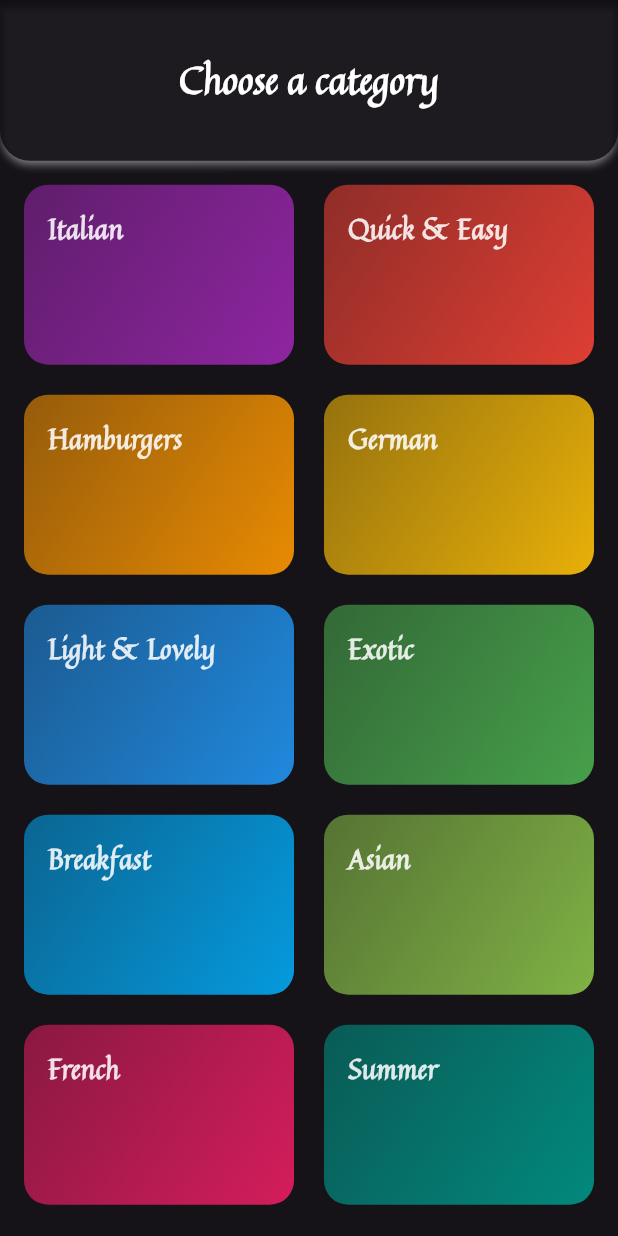
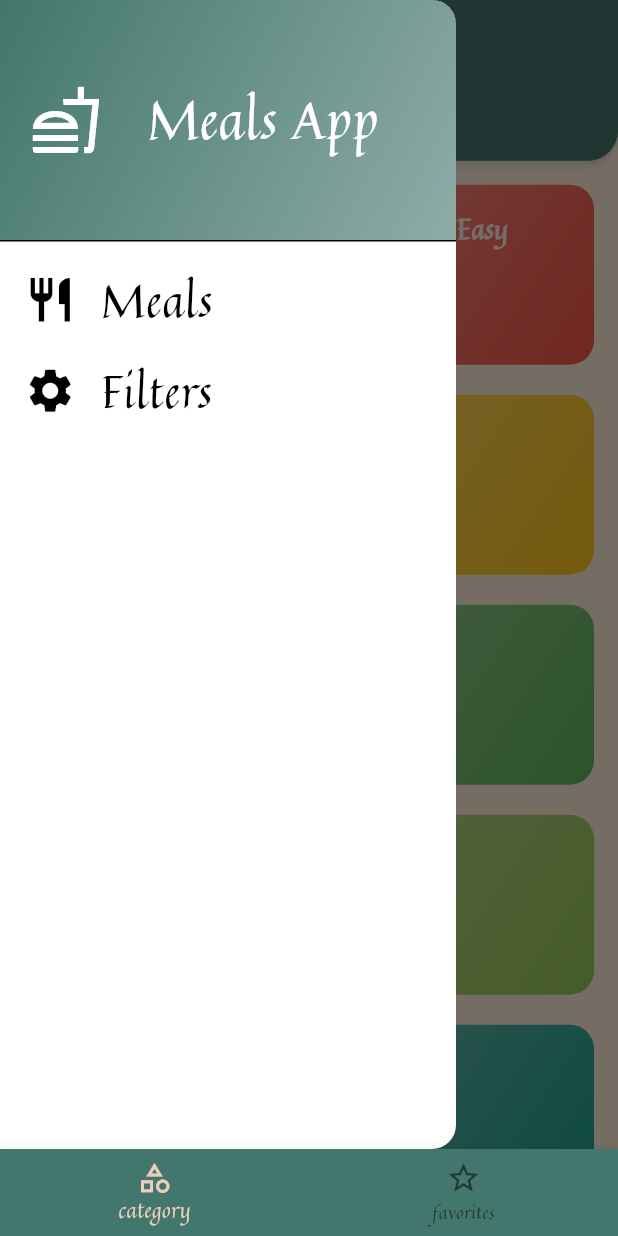
Before and after one commit to aliarfeen/meals_app, a Flutter app: the screen it shows after launch, with the side drawer open (before the commit the screen has no drawer), on a phone screen of 412 x 824 dp. Run offline on Flutter 3.47's test engine with Material 3 defaults, Android fonts, the phone set to English and light mode, and no system bars; our stand-ins replace flutter_riverpod, riverpod, transparent_image.

Commit message:
Changes to be committed: 	modified:   android/build.gradle 	modified:   android/gradle/wrapper/gradle-wrapper.properties 	modified:   android/settings.gradle 	new file:   lib/data/consts.dart 	modified:   lib/main.dart 	new file:   lib/providers/favorite_provider.dart 	new file:   lib/providers/meals_provider.dart 	modified:   lib/screens/category_screen.dart 	new file:   lib/screens/filtters_screen.dart 	modified:   lib/screens/meal_details_screen.dart 	new file:   lib/screens/tabs_screen.dart 	new file:   lib/widgets/main_drawer.dart 	modified:   lib/widgets/meal_item.dart 	modified:   lib/widgets/meal_item_trait.dart 	new file:   lib/widgets/rounded_appbar.dart 	modified:   pubspec.lock 	modified:   pubspec.yaml

```diff
--- /dev/null
+++ b/lib/data/consts.dart
@@ -0,0 +1,7 @@
+import 'package:flutter/material.dart';
+
+class AppColors {
+  static const Color bgColor = Color(0xFFFFEDDB);
+  static const Color secondaryColor = Color(0xFFEDCDBB);
+  static const Color hColor = Color(0xFF43766C);
+}
--- a/lib/main.dart
+++ b/lib/main.dart
@@ -1,8 +1,11 @@
 import 'package:flutter/material.dart';
+import 'package:meals_app/data/consts.dart';
 import 'package:meals_app/screens/category_screen.dart';
+import 'package:flutter_riverpod/flutter_riverpod.dart';
+import 'package:meals_app/screens/tabs_screen.dart';
 
 void main() {
-  runApp(const MyApp());
+  runApp(const ProviderScope(child: MyApp()));
 }
 
 class MyApp extends StatelessWidget {
@@ -16,10 +19,21 @@ class MyApp extends StatelessWidget {
         debugShowCheckedModeBanner: false,
         theme: ThemeData(
           fontFamily: 'Quintessential',
-          colorScheme: ColorScheme.fromSeed(
-              brightness: Brightness.dark, seedColor: Colors.deepPurple),
+          scaffoldBackgroundColor: AppColors.bgColor,
+          colorScheme: const ColorScheme.light(
+            onPrimary: AppColors.hColor,
+            primary: AppColors.hColor,
+            secondary: AppColors.secondaryColor,
+            background: AppColors.bgColor,
+          ),
+          appBarTheme: const AppBarTheme(
+            backgroundColor:
+                AppColors.hColor, // Explicitly setting AppBar color
+            foregroundColor: Colors.white, // Ensuring icons & text are visible
+          ),
+          textTheme: TextTheme(),
           useMaterial3: true,
         ),
-        home: const CategoriesScreen());
+        home: TabsScreen());
   }
 }
--- /dev/null
+++ b/lib/providers/meals_provider.dart
@@ -0,0 +1,6 @@
+import 'package:meals_app/data/dummy_data.dart';
+import 'package:riverpod/riverpod.dart';
+
+final mealsProvider = Provider((ref) {
+  return dummyMeals;
+});
--- a/lib/screens/category_screen.dart
+++ b/lib/screens/category_screen.dart
@@ -1,14 +1,24 @@
 import 'package:flutter/material.dart';
+import 'package:flutter_riverpod/flutter_riverpod.dart';
 import 'package:meals_app/data/dummy_data.dart';
 import 'package:meals_app/models/category.dart';
 import 'package:meals_app/models/meal.dart';
+import 'package:meals_app/providers/meals_provider.dart';
 import 'package:meals_app/screens/meal_screen.dart';
 import 'package:meals_app/widgets/cat_grid_item.dart';
+import 'package:meals_app/widgets/main_drawer.dart';
+import 'package:meals_app/widgets/rounded_appbar.dart';
 
-class CategoriesScreen extends StatelessWidget {
+class CategoriesScreen extends ConsumerStatefulWidget {
   const CategoriesScreen({super.key});
 
+  @override
+  ConsumerState<CategoriesScreen> createState() => _CategoriesScreenState();
+}
+
+class _CategoriesScreenState extends ConsumerState<CategoriesScreen> {
   void _selectCategory(BuildContext context, Category category) {
+    final dummyMeals = ref.watch(mealsProvider);
     final List<Meal> filteredList = dummyMeals
         .where((meal) => meal.categories.contains(category.id))
         .toList();
@@ -22,23 +32,9 @@ class CategoriesScreen extends StatelessWidget {
   @override
   Widget build(BuildContext context) {
     return Scaffold(
-        appBar: AppBar(
-          shape: const RoundedRectangleBorder(
-            borderRadius: BorderRadius.vertical(
-              bottom: Radius.circular(20),
-            ),
-          ),
-          toolbarHeight: MediaQuery.of(context).size.height * .13,
-          backgroundColor: Colors.black87,
-          elevation: 2,
-          shadowColor: Colors.white,
-          centerTitle: true,
-          title: const Text(
-            "Choose a category",
-            style: TextStyle(
-                fontSize: 25, fontWeight: FontWeight.bold, color: Colors.white),
-          ),
-        ),
+        appBar:
+            RoundedAppbar(appBarTitle: 'select a category', context: context),
+        drawer: MainDrawer(),
         body: GridView(
             padding: const EdgeInsets.all(16),
             gridDelegate: const SliverGridDelegateWithFixedCrossAxisCount(
--- /dev/null
+++ b/lib/screens/tabs_screen.dart
@@ -0,0 +1,49 @@
+import 'package:flutter/material.dart';
+import 'package:flutter_riverpod/flutter_riverpod.dart';
+import 'package:meals_app/data/consts.dart';
+import 'package:meals_app/models/meal.dart';
+import 'package:meals_app/providers/favorite_provider.dart';
+import 'package:meals_app/screens/category_screen.dart';
+import 'package:meals_app/screens/meal_screen.dart';
+
+class TabsScreen extends ConsumerStatefulWidget {
+  const TabsScreen({super.key});
+
+  @override
+  ConsumerState<TabsScreen> createState() => _TabsScreenState();
+}
+
+class _TabsScreenState extends ConsumerState<TabsScreen> {
+  var selectedIndex = 0;
+
+  @override
+  void _tabbed(index) {
+    setState(() {
+      selectedIndex = index;
+    });
+  }
+
+  @override
+  Widget build(BuildContext context) {
+    final _favMeals = ref.watch(favoriteMealProvider);
+    Widget activePage = CategoriesScreen();
+    if (selectedIndex == 1) {
+      activePage = MealScreen(title: 'Fav', meals: _favMeals);
+    }
+    return Scaffold(
+      body: activePage,
+      bottomNavigationBar: BottomNavigationBar(
+        backgroundColor: AppColors.hColor,
+        currentIndex: selectedIndex,
+        onTap: _tabbed,
+        selectedItemColor: AppColors.secondaryColor,
+        items: [
+          BottomNavigationBarItem(
+              icon: Icon(Icons.category_outlined), label: 'category'),
+          BottomNavigationBarItem(
+              icon: Icon(Icons.star_outline), label: 'favorites'),
+        ],
+      ),
+    );
+  }
+}
--- /dev/null
+++ b/lib/widgets/main_drawer.dart
@@ -0,0 +1,70 @@
+import 'package:flutter/material.dart';
+import 'package:meals_app/data/consts.dart';
+import 'package:meals_app/screens/filtters_screen.dart';
+
+class MainDrawer extends StatelessWidget {
+  const MainDrawer({super.key});
+
+  @override
+  Widget build(BuildContext context) {
+    return Drawer(
+      child: Column(
+        children: [
+          DrawerHeader(
+              padding: const EdgeInsets.all(20),
+              decoration: BoxDecoration(
+                  gradient: LinearGradient(
+                colors: [
+                  Theme.of(context).colorScheme.onPrimary,
+                  Theme.of(context).colorScheme.onPrimary.withOpacity(.6),
+                ],
+                begin: Alignment.topLeft,
+                end: Alignment.bottomRight,
+              )),
+              child: const Row(
+                children: [
+                  Icon(
+                    Icons.fastfood_outlined,
+                    size: 48,
+                    color: Colors.white,
+                  ),
+                  SizedBox(
+                    width: 30,
+                  ),
+                  Text(
+                    'Meals App',
+                    style: TextStyle(color: Colors.white, fontSize: 35),
+                  ),
+                ],
+              )),
+          ListTile(
+            leading: Icon(
+              Icons.restaurant,
+              size: 35,
+            ),
+            title: Text(
+              'Meals',
+              style: TextStyle(fontSize: 30),
+            ),
+            onTap: () {},
+          ),
+          ListTile(
+            leading: Icon(
+              Icons.settings,
+              size: 35,
+            ),
+            title: Text(
+              'Filters',
+              style: TextStyle(fontSize: 30),
+            ),
+            onTap: () {
+              Navigator.of(context).pop();
+              Navigator.of(context).push(
+                  MaterialPageRoute(builder: (context) => FiltterScreen()));
+            },
+          )
+        ],
+      ),
+    );
+  }
+}
--- a/lib/widgets/meal_item.dart
+++ b/lib/widgets/meal_item.dart
@@ -49,7 +49,7 @@ class MealItem extends StatelessWidget {
                 left: 0,
                 right: 0,
                 child: Container(
-                    color: Colors.black38,
+                    color: Colors.black54,
                     padding: EdgeInsets.all(5),
                     child: Column(
                       children: [
@@ -59,6 +59,7 @@ class MealItem extends StatelessWidget {
                           textAlign: TextAlign.center,
                           softWrap: false,
                           overflow: TextOverflow.ellipsis,
+                          style: TextStyle(color: Colors.white),
                         ),
                         SizedBox(
                           height: 16,
--- /dev/null
+++ b/lib/widgets/rounded_appbar.dart
@@ -0,0 +1,30 @@
+import 'package:flutter/material.dart';
+
+class RoundedAppbar extends StatelessWidget implements PreferredSizeWidget {
+  RoundedAppbar({required this.appBarTitle, required this.context});
+  final String appBarTitle;
+  final BuildContext context;
+  @override
+  Widget build(BuildContext context) {
+    return AppBar(
+      shape: const RoundedRectangleBorder(
+        borderRadius: BorderRadius.vertical(
+          bottom: Radius.circular(20),
+        ),
+      ),
+      toolbarHeight: MediaQuery.of(context).size.height * .13,
+      elevation: 2,
+      shadowColor: Colors.white,
+      centerTitle: true,
+      title: Text(
+        appBarTitle,
+        style: const TextStyle(
+            fontSize: 25, fontWeight: FontWeight.bold, color: Colors.white),
+      ),
+    );
+  }
+
+  @override
+  Size get preferredSize =>
+      Size.fromHeight(MediaQuery.of(context).size.height * .13);
+}
--- a/pubspec.yaml
+++ b/pubspec.yaml
@@ -36,6 +36,8 @@ dependencies:
   # Use with the CupertinoIcons class for iOS style icons.
   cupertino_icons: ^1.0.2
   transparent_image: ^2.0.1
+  riverpod: ^2.6.1
+  flutter_riverpod: ^2.6.1
 
 dev_dependencies:
   flutter_test:
```
Also changed, not shown: lib/providers/favorite_provider.dart (added, +22 -0 lines), lib/screens/filtters_screen.dart (added, +37 -0 lines), lib/screens/meal_details_screen.dart (+61 -15 lines), lib/widgets/meal_item_trait.dart (+10 -1 lines), pubspec.lock, 3 other files.
